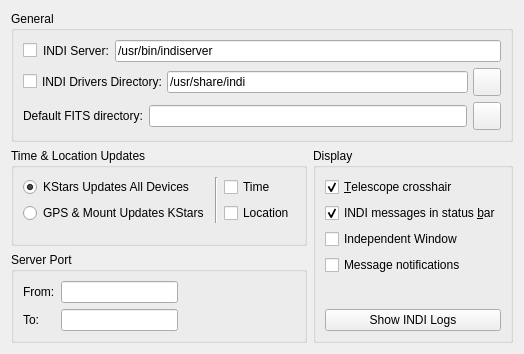
KDE/kstars, file kstars/indi/opsindi.ui: the form before one commit.
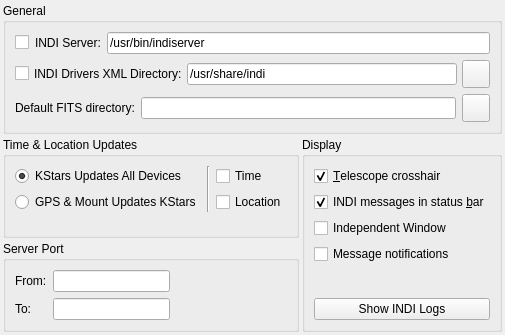
The form after the commit.

Commit message: Few changes to make KStars compile on MacOS in addition to changes in INDI directory handling

What changed in the file:
```diff
--- a/kstars/indi/opsindi.ui
+++ b/kstars/indi/opsindi.ui
@@ -6,11 +6,26 @@
    <rect>
     <x>0</x>
     <y>0</y>
-    <width>472</width>
-    <height>322</height>
+    <width>443</width>
+    <height>333</height>
    </rect>
   </property>
   <layout class="QVBoxLayout" name="verticalLayout_5">
+   <property name="spacing">
+    <number>3</number>
+   </property>
+   <property name="leftMargin">
+    <number>3</number>
+   </property>
+   <property name="topMargin">
+    <number>3</number>
+   </property>
+   <property name="rightMargin">
+    <number>3</number>
+   </property>
+   <property name="bottomMargin">
+    <number>3</number>
+   </property>
    <item>
     <widget class="QGroupBox" name="generalGroup">
      <property name="title">
@@ -63,7 +78,7 @@
            <string>Default INDI video port</string>
           </property>
           <property name="text">
-           <string>INDI Drivers Directory:</string>
+           <string>INDI Drivers XML Directory:</string>
           </property>
          </widget>
         </item>
```
The commit also changes 8 other files.
